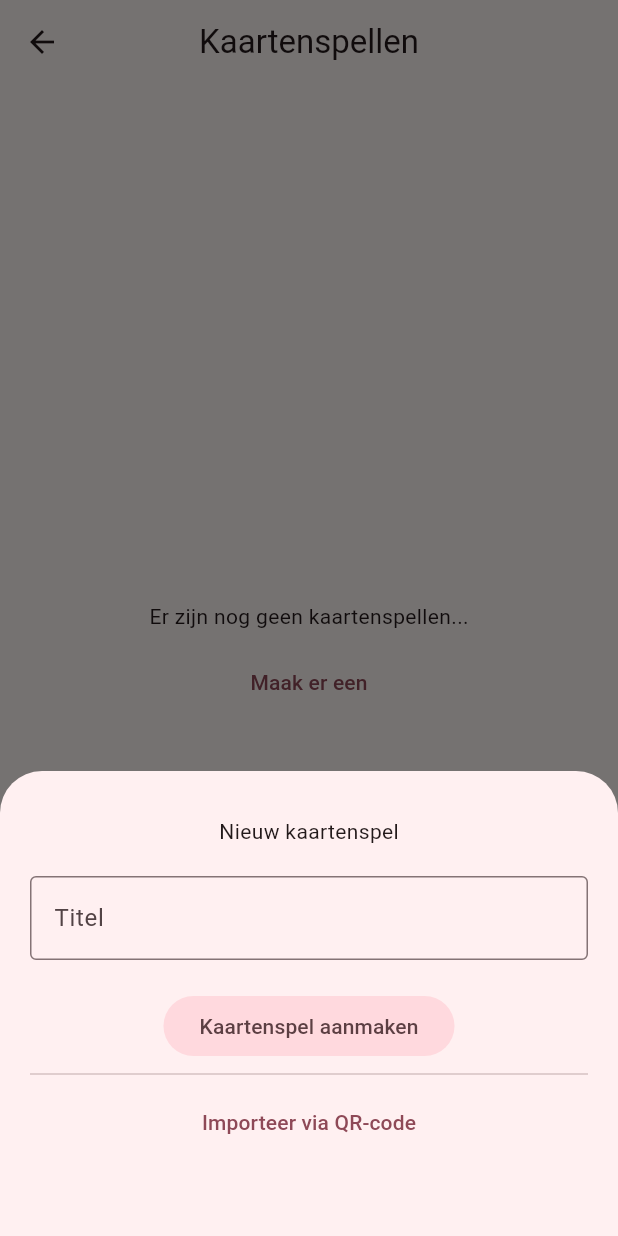
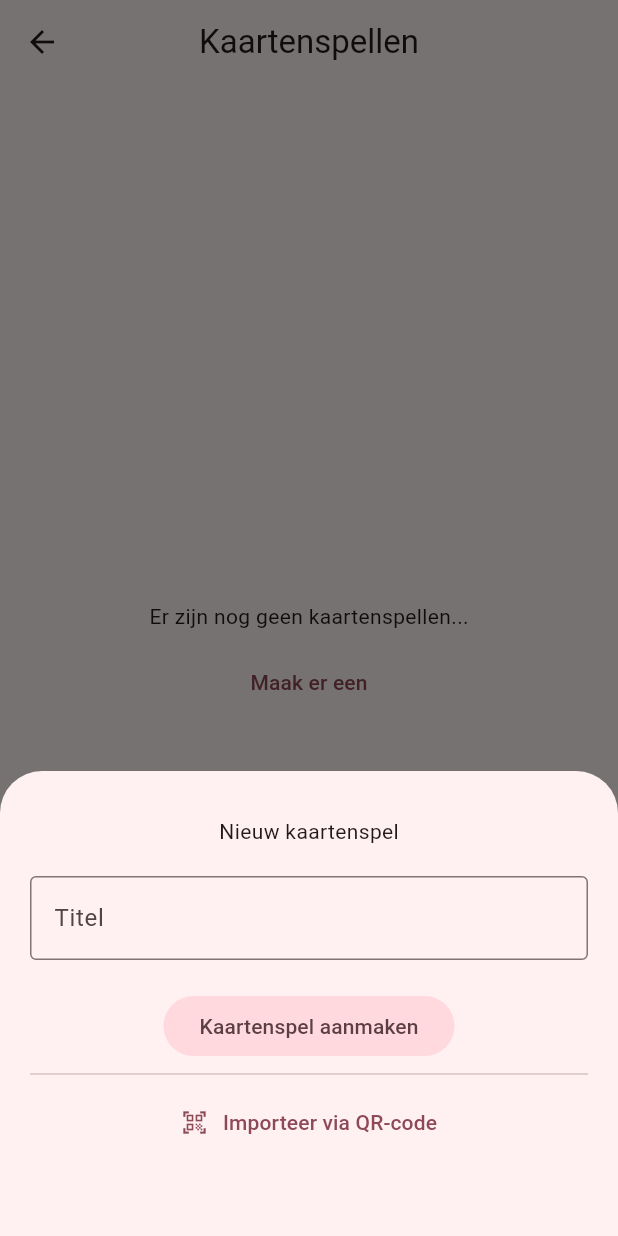
Before and after one commit to SlagterJ/truth_or_drink, a Flutter app: the DecksPage screen opened directly, after a tap on "Maak er een", on a phone screen of 412 x 824 dp. Run offline on Flutter 3.47's test engine with Material 3 defaults, Android fonts, the phone set to English and light mode, and no system bars; our stand-ins replace drift, drift_flutter, flutter_slidable, qr_flutter, shared_preferences; missing offline and left inert: mobile_scanner; accounts and stored records are empty; generated files the repository leaves out were written again.

Commit message:
add qr code icon to import

```diff
--- a/lib/pages/decks_page.dart
+++ b/lib/pages/decks_page.dart
@@ -158,7 +158,15 @@ class DecksPage extends StatelessWidget {
             const Divider(),
             TextButton(
               onPressed: scanQRCode,
-              child: const Text("Importeer via QR-code"),
+              child: const Row(
+                mainAxisAlignment: MainAxisAlignment.center,
+                crossAxisAlignment: CrossAxisAlignment.center,
+                children: [
+                  Icon(Icons.qr_code_scanner),
+                  SizedBox(width: 10.0),
+                  Text("Importeer via QR-code"),
+                ],
+              ),
             ),
           ],
         ),
```
